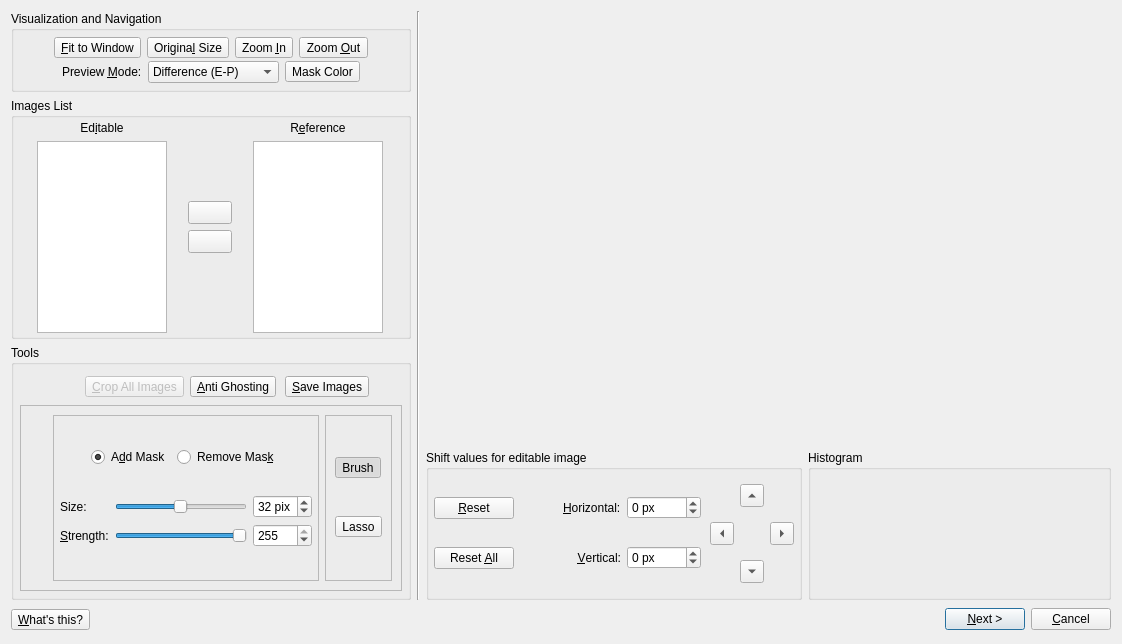
Old version of the form src/HdrWizard/EditingTools.ui in the repository LuminanceHDR/LuminanceHDR.
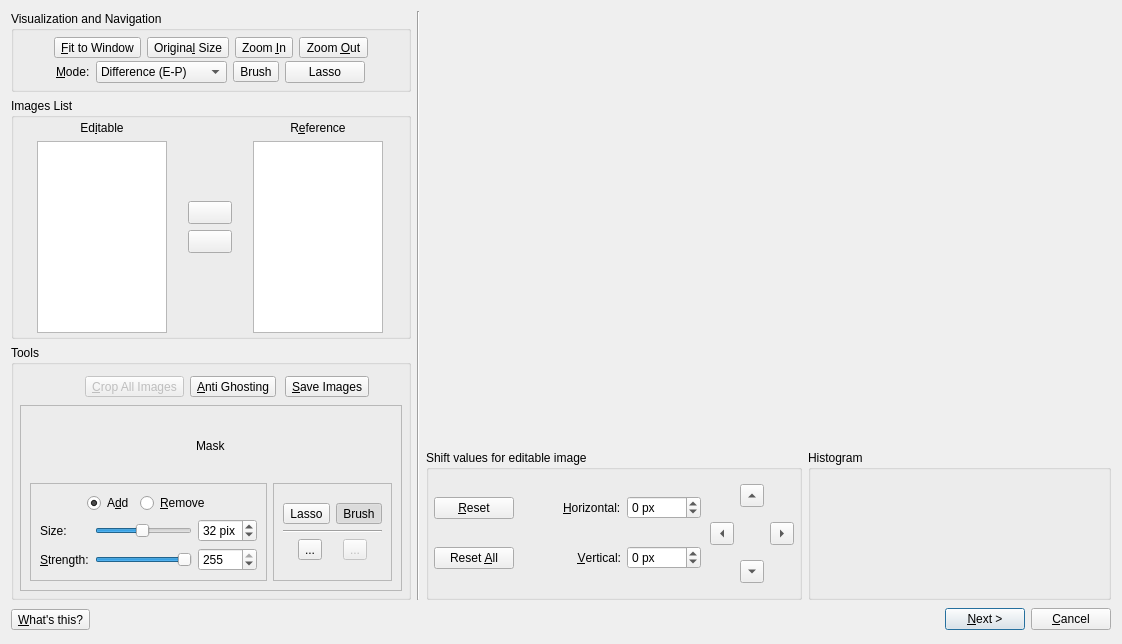
New version of the form. Icons and pictures are not drawn.

Commit message: [EditingTools]: Save/Apply antighosting mask, lasso also removes mask, different color for the lasso, small UI changes

What changed in the file:
```diff
--- a/src/HdrWizard/EditingTools.ui
+++ b/src/HdrWizard/EditingTools.ui
@@ -205,7 +205,7 @@
                 <item>
                  <widget class="QLabel" name="label_7">
                   <property name="text">
-                   <string>Preview &amp;Mode:</string>
+                   <string>&amp;Mode:</string>
                   </property>
                   <property name="buddy">
                    <cstring>blendModeCB</cstring>
@@ -247,7 +247,14 @@
                    <bool>true</bool>
                   </property>
                   <property name="text">
-                   <string>Mask Color</string>
+                   <string>Brush</string>
+                  </property>
+                 </widget>
+                </item>
+                <item>
+                 <widget class="QPushButton" name="lassoColorButton">
+                  <property name="text">
+                   <string>Lasso</string>
                   </property>
                  </widget>
                 </item>
@@ -630,7 +637,11 @@
               </property>
               <layout class="QGridLayout" name="gridLayout_5">
                <item row="0" column="0">
-                <spacer name="horizontalSpacer">
+                <layout class="QVBoxLayout" name="verticalLayout_7">
+                 <item>
+                  <layout class="QHBoxLayout" name="horizontalLayout_5">
+                   <item>
+                    <spacer name="horizontalSpacer_2">
                  <property name="orientation">
                   <enum>Qt::Horizontal</enum>
                  </property>
@@ -642,7 +653,31 @@
                  </property>
                 </spacer>
                </item>
-               <item row="0" column="1">
+                   <item>
+                    <widget class="QLabel" name="label">
+                     <property name="text">
+                      <string>Mask</string>
+                     </property>
+                    </widget>
+                   </item>
+                   <item>
+                    <spacer name="horizontalSpacer_3">
+                     <property name="orientation">
+                      <enum>Qt::Horizontal</enum>
+                     </property>
+                     <property name="sizeHint" stdset="0">
+                      <size>
+                       <width>40</width>
+                       <height>20</height>
+                      </size>
+                     </property>
+                    </spacer>
+                   </item>
+                  </layout>
+                 </item>
+                 <item>
+                  <layout class="QHBoxLayout" name="horizontalLayout_6">
+                   <item>
                 <widget class="QFrame" name="toolOptionsFrame">
                  <property name="frameShape">
                   <enum>QFrame::StyledPanel</enum>
@@ -650,13 +685,9 @@
                  <property name="frameShadow">
                   <enum>QFrame::Raised</enum>
                  </property>
-                 <layout class="QVBoxLayout">
-                  <property name="spacing">
-                   <number>3</number>
-                  </property>
-                  <property name="margin">
-                   <number>6</number>
-                  </property>
+                     <layout class="QGridLayout" name="gridLayout_6">
+                      <item row="0" column="0">
+                       <layout class="QVBoxLayout" name="verticalLayout_6">
                   <item>
                    <layout class="QHBoxLayout">
                     <property name="spacing">
@@ -681,7 +712,7 @@
                     <item>
                      <widget class="QRadioButton" name="addMaskRadioButton">
                       <property name="text">
-                       <string>A&amp;dd Mask</string>
+                             <string>A&amp;dd</string>
                       </property>
                       <property name="checked">
                        <bool>true</bool>
@@ -691,7 +722,7 @@
                     <item>
                      <widget class="QRadioButton" name="removeMaskRadioButton">
                       <property name="text">
-                       <string>Remove Mas&amp;k</string>
+                             <string>&amp;Remove</string>
                       </property>
                      </widget>
                     </item>
@@ -799,9 +830,11 @@
                    </layout>
                   </item>
                  </layout>
-                </widget>
-               </item>
-               <item row="0" column="2">
+                      </item>
+                     </layout>
+                    </widget>
+                   </item>
+                   <item>
                 <widget class="QFrame" name="frame">
                  <property name="frameShape">
                   <enum>QFrame::StyledPanel</enum>
@@ -811,35 +844,10 @@
                  </property>
                  <layout class="QGridLayout" name="gridLayout_3">
                   <item row="0" column="0">
-                   <widget class="QToolButton" name="toolButtonPaint">
-                    <property name="toolTip">
-                     <string>Brush - Paint the mask using the brush</string>
-                    </property>
-                    <property name="text">
-                     <string>Brush</string>
-                    </property>
-                    <property name="icon">
-                     <iconset resource="../../icons.qrc">
-                      <normaloff>:/new/prefix1/images/brush_icon.png</normaloff>:/new/prefix1/images/brush_icon.png</iconset>
-                    </property>
-                    <property name="iconSize">
-                     <size>
-                      <width>32</width>
-                      <height>32</height>
-                     </size>
-                    </property>
-                    <property name="checkable">
-                     <bool>true</bool>
-                    </property>
-                    <property name="checked">
-                     <bool>true</bool>
-                    </property>
-                    <property name="autoExclusive">
-                     <bool>true</bool>
-                    </property>
-                   </widget>
-                  </item>
-                  <item row="1" column="0">
+                       <layout class="QVBoxLayout" name="verticalLayout_5">
+                        <item>
+                         <layout class="QHBoxLayout" name="horizontalLayout_4">
+                          <item>
                    <widget class="QToolButton" name="toolButtonPath">
                     <property name="toolTip">
                      <string>Lasso - Draw a free hand selection area</string>
@@ -853,8 +861,8 @@
                     </property>
                     <property name="iconSize">
                      <size>
-                      <width>32</width>
-                      <height>32</height>
+                              <width>22</width>
+                              <height>22</height>
                      </size>
                     </property>
                     <property name="checkable">
@@ -865,8 +873,99 @@
                     </property>
                    </widget>
                   </item>
-                 </layout>
-                </widget>
+                          <item>
+                           <widget class="QToolButton" name="toolButtonPaint">
+                            <property name="toolTip">
+                             <string>Brush - Paint the mask using the brush</string>
+                            </property>
+                            <property name="text">
+                             <string>Brush</string>
+                            </property>
+                            <property name="icon">
+                             <iconset resource="../../icons.qrc">
+                              <normaloff>:/new/prefix1/images/brush_icon.png</normaloff>:/new/prefix1/images/brush_icon.png</iconset>
+                            </property>
+                            <property name="iconSize">
+                             <size>
+                              <width>22</width>
+                              <height>22</height>
+                             </size>
+                            </property>
+                            <property name="checkable">
+                             <bool>true</bool>
+                            </property>
+                            <property name="checked">
+                             <bool>true</bool>
+                            </property>
+                            <property name="autoExclusive">
+                             <bool>true</bool>
+                            </property>
+                           </widget>
+                          </item>
+                         </layout>
+                        </item>
+                        <item>
+                         <widget class="Line" name="line_2">
+                          <property name="orientation">
+                           <enum>Qt::Horizontal</enum>
+                          </property>
+                         </widget>
+                        </item>
+                        <item>
+                         <layout class="QHBoxLayout" name="horizontalLayout">
+                          <item>
+                           <widget class="QToolButton" name="toolButtonSaveMask">
+                            <property name="toolTip">
+                             <string>Save mask</string>
+                            </property>
+                            <property name="text">
+                             <string>...</string>
+                            </property>
+                            <property name="icon">
+                             <iconset resource="../../icons.qrc">
+                              <normaloff>:/new/prefix1/images/filesave.png</normaloff>:/new/prefix1/images/filesave.png</iconset>
+                            </property>
+                            <property name="iconSize">
+                             <size>
+                              <width>22</width>
+                              <height>22</height>
+                             </size>
+                            </property>
+                           </widget>
+                          </item>
+                          <item>
+                           <widget class="QToolButton" name="toolButtonApplyMask">
+                            <property name="enabled">
+                             <bool>false</bool>
+                            </property>
+                            <property name="toolTip">
+                             <string>Apply saved mask</string>
+                            </property>
+                            <property name="text">
+                             <string>...</string>
+                            </property>
+                            <property name="icon">
+                             <iconset resource="../../icons.qrc">
+                              <normaloff>:/new/prefix1/images/apply.png</normaloff>:/new/prefix1/images/apply.png</iconset>
+                            </property>
+                            <property name="iconSize">
+                             <size>
+                              <width>22</width>
+                              <height>22</height>
+                             </size>
+                            </property>
+                           </widget>
+                          </item>
+                         </layout>
+                        </item>
+                       </layout>
+                      </item>
+                     </layout>
+                    </widget>
+                   </item>
+                  </layout>
+                 </item>
+                </layout>
                </item>
               </layout>
              </widget>
```
Left out of the diff: 60 changed lines with no effect on the pictures. Lines whose indentation alone changed are shown as unchanged. The commit also changes 6 other files.
